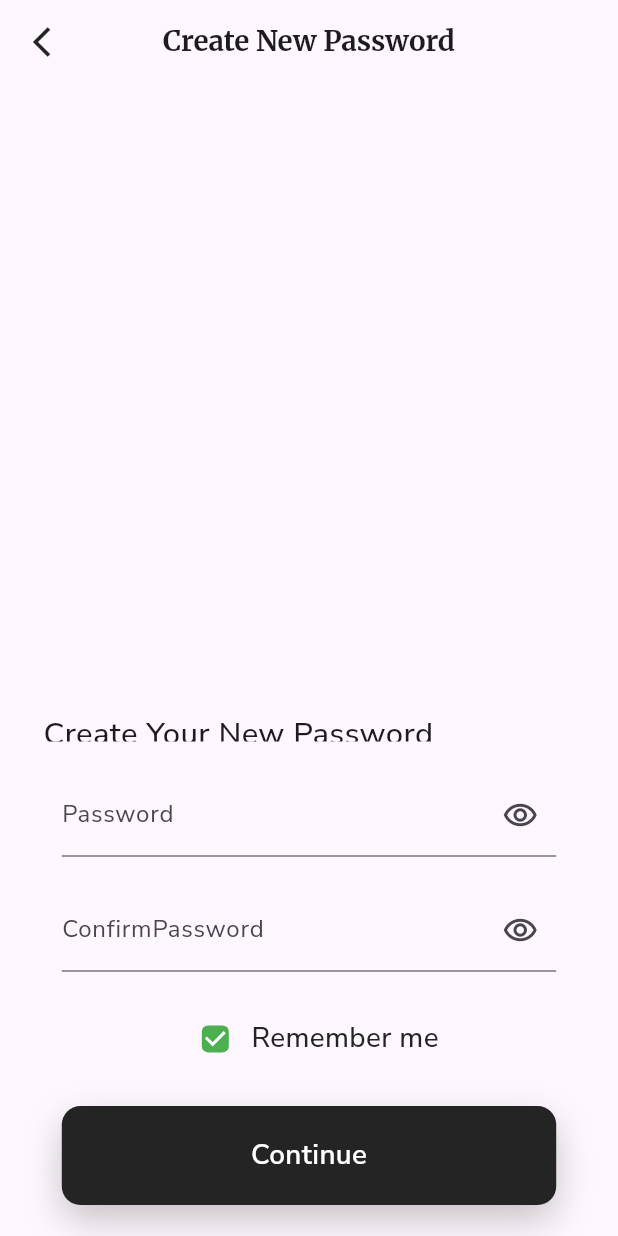
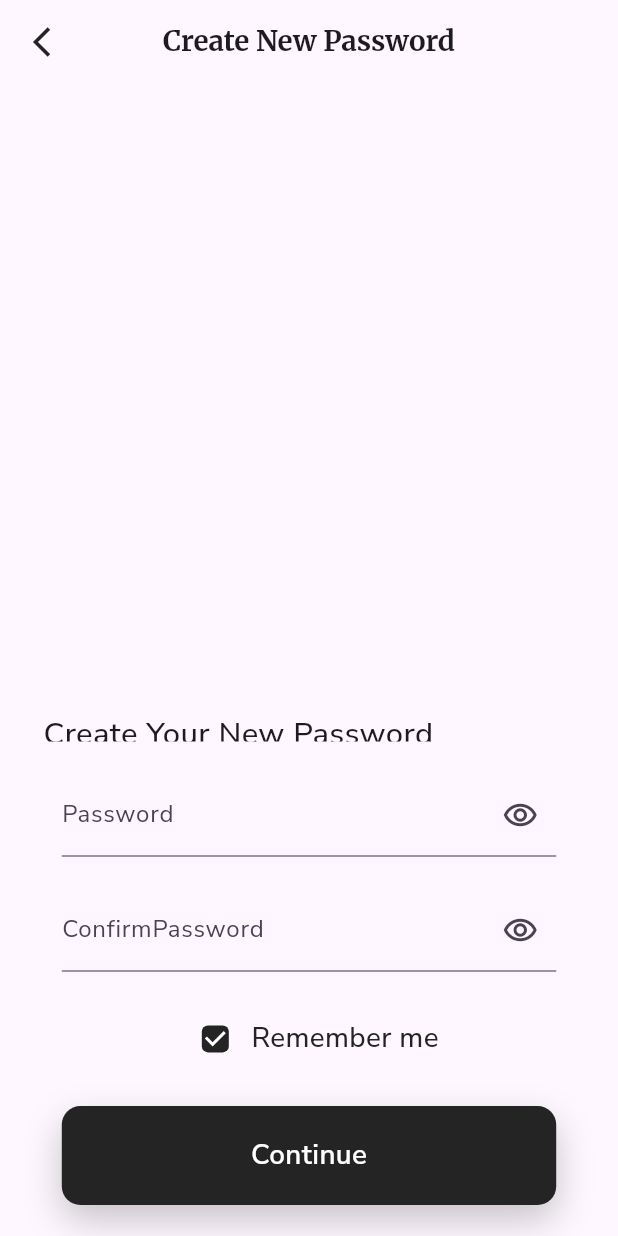
Before and after one commit to shabeer7559/furnigo, a Flutter app: the NewPassword screen opened directly, on a phone screen of 412 x 824 dp. Run offline on Flutter 3.47's test engine with Material 3 defaults, Android fonts, the phone set to English and light mode, and no system bars; our stand-ins replace awesome_bottom_bar, flutter_svg, google_fonts, pinput; missing offline and left inert: country_state_city_picker, flutter_flip_card, givestarreviews.

Commit message:
some change occured

```diff
--- a/lib/features/authentication/screen/create_new_password.dart
+++ b/lib/features/authentication/screen/create_new_password.dart
@@ -97,8 +97,8 @@ class _NewPasswordState extends State<NewPassword> {
                   children: [
                     Checkbox(
                       shape: RoundedRectangleBorder(borderRadius: BorderRadius.circular(w*0.01)),
-                      side: BorderSide(color:ColorConst.green ),
-                      activeColor: Colors.green,
+                      side: BorderSide(color:ColorConst.primaryColor ),
+                      activeColor: ColorConst.primaryColor,
                       value: remember,
                       onChanged: (value) {
                         setState(() {
```
Also changed, not shown: lib/features/homescreen/screen/success.dart (+10 -1 lines).
